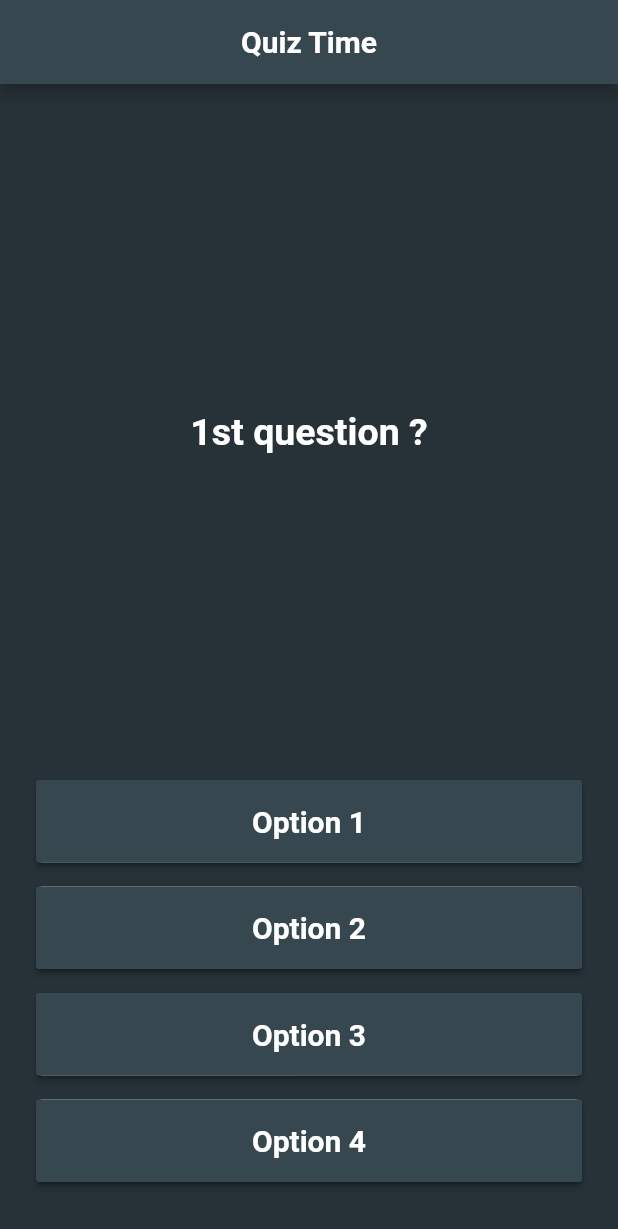
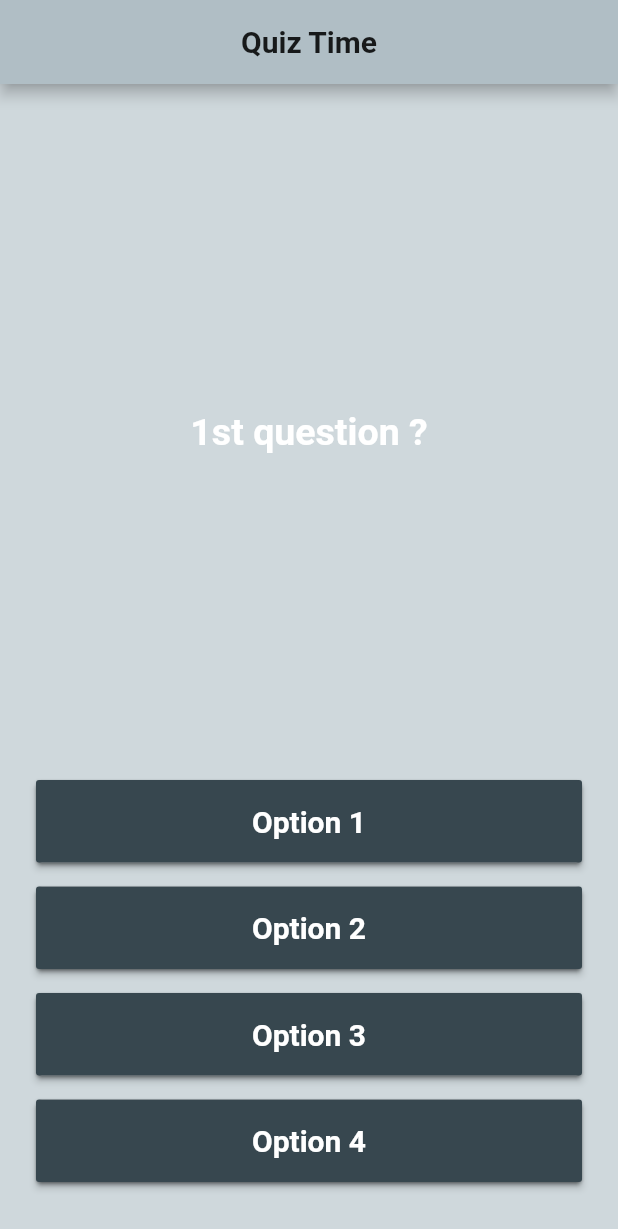
Before and after one commit to G1Joshi/quiz_app, a Flutter app: the screen it shows after launch, on a phone screen of 412 x 824 dp. Shown: the top 1229 px of the screen. Run offline on Flutter 3.47's test engine with Material 2 defaults, Android fonts, the phone set to English and light mode, and no system bars.

Commit message:
add theme data

```diff
--- a/lib/main.dart
+++ b/lib/main.dart
@@ -9,6 +9,25 @@ class QuizApp extends StatelessWidget {
     return MaterialApp(
       title: 'Quiz Time',
       home: Home(),
+      themeMode: ThemeMode.system,
+      theme: ThemeData(
+        brightness: Brightness.light,
+        primaryColor: Colors.blueGrey[300],
+        accentColor: Colors.blueGrey[200],
+        scaffoldBackgroundColor: Colors.blueGrey[100],
+        appBarTheme: AppBarTheme(
+          backgroundColor: Colors.blueGrey[200],
+        ),
+      ),
+      darkTheme: ThemeData(
+        brightness: Brightness.dark,
+        primaryColor: Colors.blueGrey[700],
+        accentColor: Colors.blueGrey[600],
+        scaffoldBackgroundColor: Colors.blueGrey[900],
+        appBarTheme: AppBarTheme(
+          backgroundColor: Colors.blueGrey[800],
+        ),
+      ),
     );
   }
 }
@@ -17,9 +36,7 @@ class Home extends StatelessWidget {
   @override
   Widget build(BuildContext context) {
     return Scaffold(
-      backgroundColor: Colors.blueGrey[900],
       appBar: AppBar(
-        backgroundColor: Colors.blueGrey[800],
         title: Text(
           'Quiz Time',
           style: TextStyle(fontWeight: FontWeight.bold),
```
